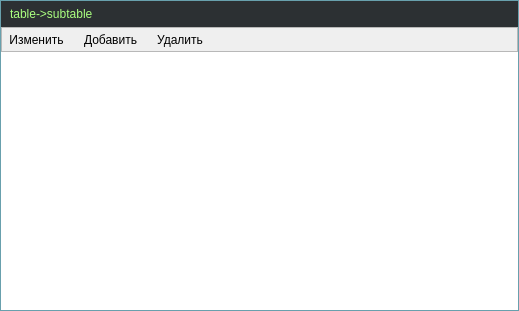
Before: the Qt Designer form source_modules/personnel_department/subtablewidget.ui in MichaelRepository/diplom_project, drawn with Qt 5.
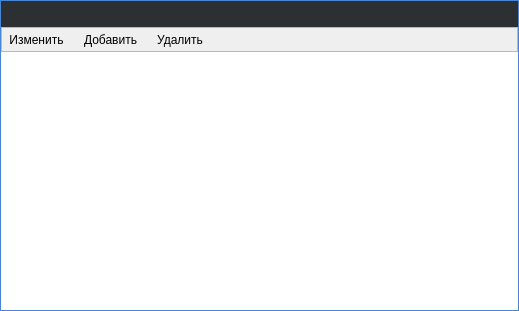
After: the same form once the commit is applied. Icons and pictures are not drawn.

```diff
--- a/source_modules/personnel_department/subtablewidget.ui
+++ b/source_modules/personnel_department/subtablewidget.ui
@@ -21,7 +21,7 @@
         background: #2C3033;
 		font-family:&quot;Arial&quot;,&quot;Courier&quot;;
 }
-#frame{border:1px solid #68A0AD;}</string>
+#frame{border:1px solid #4586D8;}</string>
   </property>
   <layout class="QGridLayout" name="gridLayout">
    <property name="leftMargin">
@@ -301,6 +301,12 @@
       </item>
       <item row="0" column="0">
        <widget class="QLabel" name="label">
+        <property name="maximumSize">
+         <size>
+          <width>16777215</width>
+          <height>16777215</height>
+         </size>
+        </property>
         <property name="styleSheet">
          <string notr="true">color: rgb(170, 255, 127);
 background: #2C3033;
@@ -310,7 +316,7 @@
 border-right:25x solid #2C3033;</string>
         </property>
         <property name="text">
-         <string>table-&gt;subtable</string>
+         <string/>
         </property>
        </widget>
       </item>
```
Left out of the diff: 8 changed lines with no effect on the pictures.
